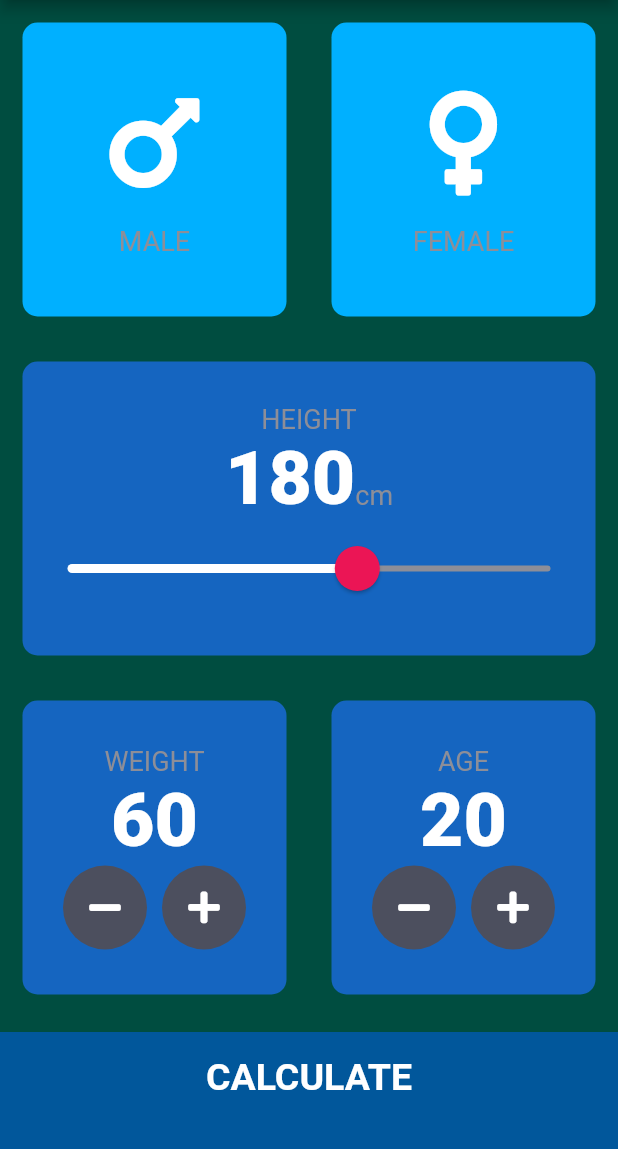
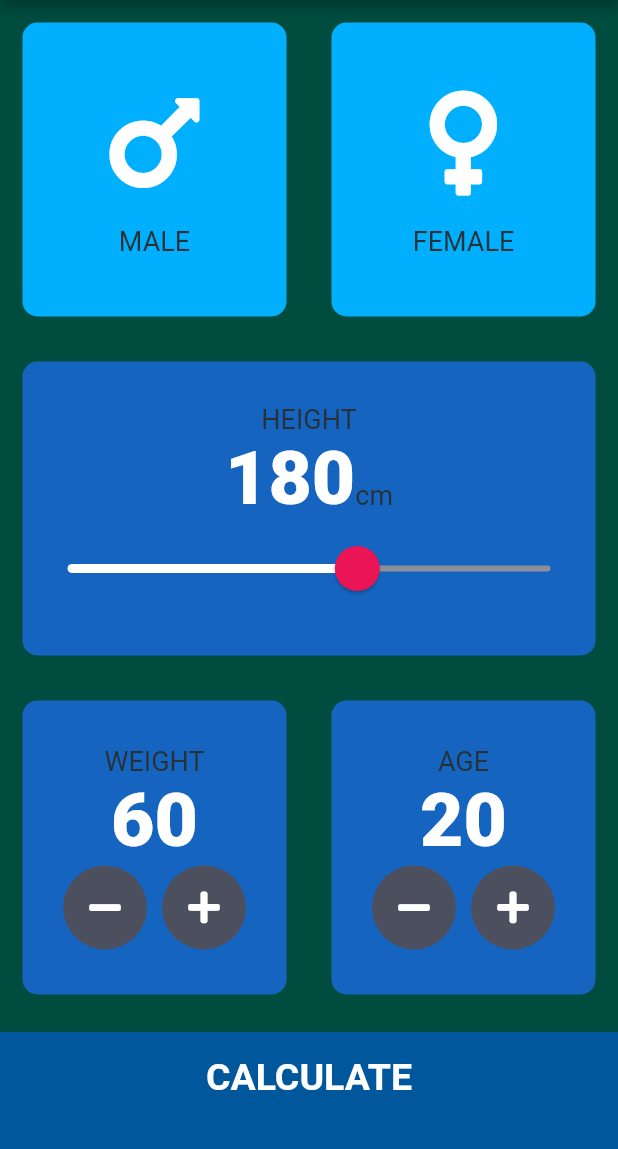
Before and after one commit to smamaHsn/BMI_Advanced_CALCULATOR_In_FLUTTER, a Flutter app: the screen it shows after launch, on a phone screen of 412 x 824 dp, the part 84-1233 px from its top. Run offline on Flutter 3.47's test engine with Material 2 defaults, Android fonts, the phone set to English and light mode, and no system bars; our stand-ins replace font_awesome_flutter.

Commit message:
Main page + Next page TEXT color changes

```diff
--- a/lib/constants.dart
+++ b/lib/constants.dart
@@ -7,7 +7,7 @@ const kBottomContainerColour = Color(0xFF01579B);
 
 const kLabelTextStyle = TextStyle(
   fontSize: 18.0,
-  color: Color(0xFF8D8E98),
+  color: Color(0xFF263238),
 );
 
 const kNumberTextStyle = TextStyle(
```
